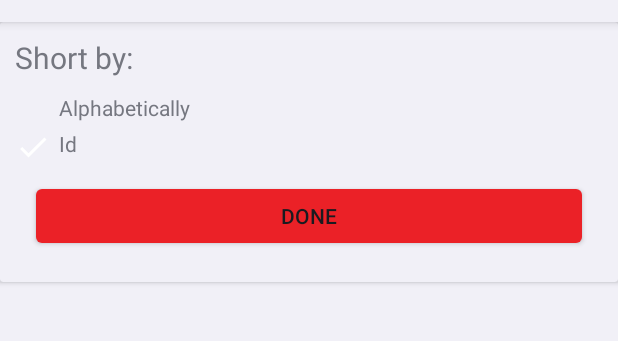
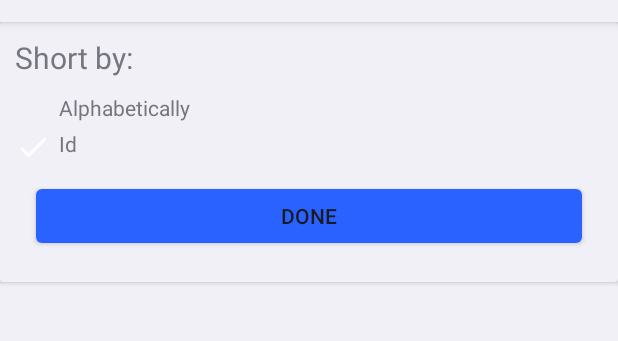
Before and after one commit to agmzcr/pokefavs, an Android app: the layout bottom_sheet_dialog.xml on its own in the app's theme, with its tools: preview values and no code run, on a phone screen of 412 x 824 dp, the part 62-403 px from its top. Run offline under Robolectric (Android 15) with nearby library versions, the phone set to English and light mode, and no system bars; network calls fail.

Commit message:
Fixed some bugs

```diff
--- a/app/src/main/java/dev/agmzcr/pokefavs/util/Extensions.kt
+++ b/app/src/main/java/dev/agmzcr/pokefavs/util/Extensions.kt
@@ -1,5 +1,11 @@
 package dev.agmzcr.pokefavs.util
 
+import android.content.res.Configuration
+import android.graphics.Bitmap
+import android.graphics.Color
+import android.graphics.drawable.BitmapDrawable
+import android.graphics.drawable.Drawable
+import androidx.palette.graphics.Palette
 import dev.agmzcr.pokefavs.R
 
 fun String.asResourceId(): Int {
--- a/app/src/main/res/layout/bottom_sheet_dialog.xml
+++ b/app/src/main/res/layout/bottom_sheet_dialog.xml
@@ -28,7 +28,7 @@
                 android:layout_height="24dp"
                 android:visibility="invisible"
                 android:src="@drawable/ic_done"
-                app:tint="@color/poke_red"/>
+                app:tint="@color/hp_color"/>
 
             <TextView
                 android:id="@+id/alphaTextDialog"
@@ -50,7 +50,7 @@
                 android:layout_height="24dp"
                 android:visibility="visible"
                 android:src="@drawable/ic_done"
-                app:tint="@color/poke_red"/>
+                app:tint="@color/hp_color"/>
 
             <TextView
                 android:id="@+id/idTextDialog"
@@ -66,7 +66,7 @@
             android:layout_width="match_parent"
             android:layout_height="wrap_content"
             android:elevation="0dp"
-            android:backgroundTint="@color/poke_red"
+            android:backgroundTint="@color/hp_color"
             android:layout_margin="10dp"
             android:text="Done" />
 
--- a/app/src/main/res/layout/fragment_pokedex.xml
+++ b/app/src/main/res/layout/fragment_pokedex.xml
@@ -44,8 +44,8 @@
             android:id="@+id/progress_Bar"
             android:layout_width="wrap_content"
             android:layout_height="wrap_content"
-            style="?android:progressBarStyle"
-            android:progressTint="@color/grey_900"
+            android:theme="@style/ContentLoadingProgress"
+            style="?android:attr/progressBarStyle"
             app:layout_constraintTop_toTopOf="parent"
             app:layout_constraintBottom_toBottomOf="parent"
             app:layout_constraintEnd_toEndOf="parent"
@@ -56,7 +56,7 @@
             android:layout_width="match_parent"
             android:layout_height="wrap_content"
             android:padding="10dp"
-            android:background="@color/poke_red"
+            android:background="@color/grey_900"
             android:textAlignment="center"
             android:textColor="@color/white"
             android:textStyle="bold"
--- a/app/src/main/res/menu-v26/search_buttom.xml
+++ b/app/src/main/res/menu-v26/search_buttom.xml
@@ -4,7 +4,6 @@
 
     <item
         android:id="@+id/search_Button"
-        android:iconTint="@color/poke_red"
         android:icon="@drawable/ic_search"
         android:title="Search pokemon by name"
         app:actionViewClass="androidx.appcompat.widget.SearchView"
--- a/app/src/main/res/values-night/themes.xml
+++ b/app/src/main/res/values-night/themes.xml
@@ -15,11 +15,29 @@
         <!-- Customize your theme here. -->
         <item name="android:windowLightStatusBar" tools:targetApi="m">false</item>
         <item name="actionBarTheme">@style/MyActionBarStyle</item>
+        <item name="snackbarStyle">@style/MySnackbarStyle</item>
+        <item name="snackbarTextViewStyle">@style/MySnackbarTextViewStyle</item>
+        <item name="snackbarButtonStyle">@style/MySnackbarButtonStyle</item>
     </style>
 
-    <style name="MyActionBarStyle" parent="Theme.MaterialComponents.DayNight.DarkActionBar">
+    <style name="MyActionBarStyle" parent="Widget.AppCompat.ActionBar">
         <item name="android:textColor">@color/white</item>
         <item name="android:background">@color/grey_900</item>
+        <item name="android:tint">@color/white</item>
+    </style>
+
+    <style name="MySnackbarStyle" parent="Widget.MaterialComponents.Snackbar">
+        <item name="android:backgroundTint">@color/grey_900</item>
+        <item name="android:textColor">@color/white</item>
+        <item name="actionTextColorAlpha">1</item>
+    </style>
+
+    <style name="MySnackbarButtonStyle" parent="Widget.MaterialComponents.Button.TextButton.Snackbar">
+        <item name="android:textColor">@color/atk_color</item>
+    </style>
+
+    <style name="MySnackbarTextViewStyle" parent="Widget.MaterialComponents.Snackbar.TextView">
+        <item name="android:textColor">@color/white</item>
     </style>
 
     <style name="Theme.App.Starting" parent="Theme.SplashScreen">
@@ -33,15 +51,19 @@
         <item name="android:background">@color/grey_900</item>
     </style>
 
-    <style name="BottomNavigation">
+    <style name="BottomNavigation" parent="Widget.Design.BottomNavigationView">
         <item name="android:background">@color/grey_900</item>
         <item name="itemIconTint">@drawable/bottom_navigation_colors_night</item>
         <item name="itemTextColor">@drawable/bottom_navigation_colors_night</item>
     </style>
 
-    <style name="collapsingToolbar">
+    <style name="collapsingToolbar" parent="Widget.Design.CollapsingToolbar">
         <item name="contentScrim">@color/grey_900</item>
         <item name="android:background">@color/grey_900</item>
+    </style>
+
+    <style name="ContentLoadingProgress">
+        <item name="colorAccent">@color/white</item>
     </style>
 
     <style name="bottomsDetails">
--- a/app/src/main/res/values/colors.xml
+++ b/app/src/main/res/values/colors.xml
@@ -8,9 +8,16 @@
     <color name="black">#FF000000</color>
     <color name="white">#FFFFFFFF</color>
 
-    <color name="poke_red">#eb2127</color>
-    <color name="poke_silver">#9e9e9e</color>
     <color name="grey_900">#212121</color>
     <color name="grey_700">#424242</color>
     <color name="grey_400">#bdbdbd</color>
+
+    <!--Stats colors-->
+    <color name="hp_color">#2962FF</color>
+    <color name="atk_color">#D50000</color>
+    <color name="def_color">#00C853</color>
+    <color name="sp_atk_color">#FF5252</color>
+    <color name="sp_def_color">#00E676</color>
+    <color name="spd_color">#FFAB00</color>
+    <color name="exp_color">#AA00FF</color>
 </resources>
--- a/app/src/main/res/values/themes.xml
+++ b/app/src/main/res/values/themes.xml
@@ -1,6 +1,6 @@
 <resources xmlns:tools="http://schemas.android.com/tools">
     <!-- Base application theme. -->
-    <style name="Theme.PokeFavs" parent="Theme.MaterialComponents.DayNight.DarkActionBar">
+    <style name="Theme.PokeFavs" parent="Theme.MaterialComponents.Light.DarkActionBar">
         <!-- Primary brand color. -->
         <item name="colorPrimary">@color/purple_200</item>
         <item name="colorPrimaryVariant">@color/purple_700</item>
@@ -14,11 +14,29 @@
         <!-- Customize your theme here. -->
         <item name="android:windowLightStatusBar" tools:targetApi="m">true</item>
         <item name="actionBarTheme">@style/MyActionBarStyle</item>
+        <item name="snackbarStyle">@style/MySnackbarStyle</item>
+        <item name="snackbarTextViewStyle">@style/MySnackbarTextViewStyle</item>
+        <item name="snackbarButtonStyle">@style/MySnackbarButtonStyle</item>
     </style>
 
-    <style name="MyActionBarStyle" parent="Theme.MaterialComponents.DayNight.DarkActionBar">
+    <style name="MyActionBarStyle" parent="Widget.AppCompat.ActionBar">
         <item name="android:textColor">@color/grey_900</item>
         <item name="android:background">@color/white</item>
+        <item name="android:iconTint" tools:targetApi="o">@color/grey_900</item>
+    </style>
+
+    <style name="MySnackbarStyle" parent="Widget.MaterialComponents.Snackbar">
+        <item name="android:backgroundTint">@color/white</item>
+        <item name="android:textColor">@color/grey_900</item>
+        <item name="actionTextColorAlpha">1</item>
+    </style>
+
+    <style name="MySnackbarButtonStyle" parent="Widget.MaterialComponents.Button.TextButton.Snackbar">
+        <item name="android:textColor">@color/atk_color</item>
+    </style>
+
+    <style name="MySnackbarTextViewStyle" parent="Widget.MaterialComponents.Snackbar.TextView">
+        <item name="android:textColor">@color/grey_900</item>
     </style>
 
     <style name="Theme.App.Starting" parent="Theme.SplashScreen">
@@ -28,17 +46,17 @@
         <item name="postSplashScreenTheme">@style/Theme.PokeFavs</item>
     </style>
 
-    <style name="Pokedex">
+    <style name="Pokedex" parent="Theme.MaterialComponents.DayNight">
         <item name="android:background">@color/white</item>
     </style>
 
-    <style name="BottomNavigation" parent="Widget.MaterialComponents.BottomAppBar">
+    <style name="BottomNavigation" parent="Widget.Design.BottomNavigationView">
         <item name="android:background">@color/white</item>
         <item name="itemIconTint">@drawable/bottom_navigation_colors</item>
         <item name="itemTextColor">@drawable/bottom_navigation_colors</item>
     </style>
 
-    <style name="collapsingToolbar">
+    <style name="collapsingToolbar" parent="Widget.Design.CollapsingToolbar">
         <item name="contentScrim">@color/white</item>
         <item name="android:background">@color/white</item>
     </style>
@@ -47,7 +65,11 @@
         <item name="tint">@color/white</item>
     </color>
 
-    <style name="tabsLayout" parent="Widget.MaterialComponents.TabLayout.PrimarySurface">
+    <style name="ContentLoadingProgress">
+        <item name="colorAccent">@color/grey_900</item>
+    </style>
+
+    <style name="tabsLayout" parent="Widget.Design.TabLayout">>
         <item name="android:background">@color/white</item>
         <item name="tabTextColor">@color/grey_400</item>
         <item name="android:elevation">10dp</item>
@@ -55,7 +77,7 @@
         <item name="tabIndicatorColor">@color/black</item>
     </style>
 
-    <style name="TextStyle">
+    <style name="TextStyle" parent="TextAppearance.AppCompat.Body1">
         <item name="android:textColor">@color/black</item>
     </style>
 
@@ -67,7 +89,7 @@
     </style>
 
     <style name="ImageBackgroundCard">
-        <item name="android:alpha">0.20</item>
+        <item name="android:alpha">0.1</item>
         <item name="android:src">@drawable/ic_pokeball</item>
         <item name="tint">@color/black</item>
     </style>
```
Also changed, not shown: app/src/main/java/dev/agmzcr/pokefavs/ui/favorites/FavoritesFragment.kt (+13 -3 lines), app/src/main/java/dev/agmzcr/pokefavs/util/BindingAdapters.kt (+7 -5 lines), app/src/main/res/layout/evolution_list_item.xml (+15 -13 lines), app/src/main/res/layout/favorite_list_item.xml (+16 -12 lines), app/src/main/res/layout/fragment_details.xml (+7 -3 lines), app/src/main/res/layout/fragment_favorites.xml (+20 -7 lines), app/src/main/res/layout/fragment_stats.xml (+7 -7 lines), app/src/main/res/layout/pokedex_list_item.xml (+11 -11 lines).
